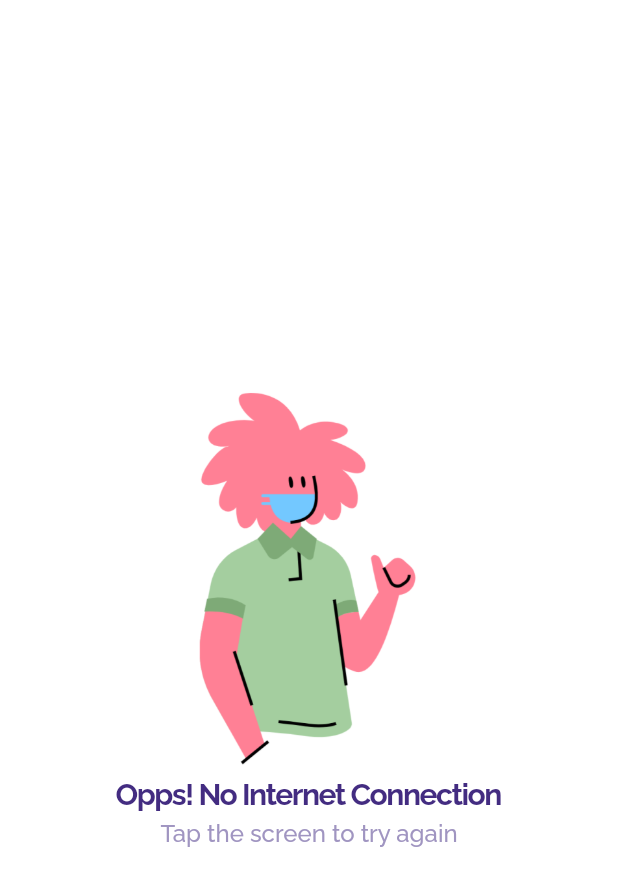
After one commit to Syahro/healthcare, a Flutter app: the NoConnectionPage screen opened directly, on a phone screen of 412 x 824 dp. The commit adds this screen. Shown: the top 886 px of the screen. Run offline on Flutter 3.47's test engine with Material 2 defaults, Android fonts, the phone set to English and light mode, and no system bars; our stand-ins replace google_fonts.

Commit message:
done modified noConnectionPage and add some assets or support

```diff
--- /dev/null
+++ b/lib/pages/no_connection_page.dart
@@ -0,0 +1,47 @@
+import 'package:flutter/material.dart';
+import 'package:healthcare/theme.dart';
+
+class NoConnectionPage extends StatelessWidget {
+  @override
+  Widget build(BuildContext context) {
+    return Scaffold(
+      backgroundColor: whiteColor,
+      body: SafeArea(
+          child: Padding(
+        padding: EdgeInsets.symmetric(
+          horizontal: defaultMargin,
+        ),
+        child: Center(
+          child: Column(
+            mainAxisAlignment: MainAxisAlignment.center,
+            children: [
+              Image.asset(
+                'assets/illustration.png',
+                width: double.infinity,
+                height: 253,
+              ),
+              SizedBox(
+                height: 6,
+              ),
+              Text(
+                'Opps! No Internet Connection',
+                style: headingFive.copyWith(
+                  color: primaryOne,
+                ),
+              ),
+              SizedBox(
+                height: 6,
+              ),
+              Text(
+                'Tap the screen to try again',
+                style: paragraphOne.copyWith(
+                  color: primaryFour,
+                ),
+              ),
+            ],
+          ),
+        ),
+      )),
+    );
+  }
+}
--- a/lib/pages/splash_page.dart
+++ b/lib/pages/splash_page.dart
@@ -1,5 +1,6 @@
 import 'package:flutter/material.dart';
 import 'package:healthcare/pages/login_page.dart';
+import 'package:healthcare/pages/no_connection_page.dart';
 import 'package:healthcare/pages/signup_page.dart';
 import 'package:healthcare/theme.dart';
 
@@ -52,6 +53,16 @@ class SplashPage extends StatelessWidget {
                         MaterialPageRoute(
                           builder: (context) {
                             return SignupPage();
+                          },
+                        ),
+                      );
+                    },
+                    onLongPress: () {
+                      Navigator.push(
+                        context,
+                        MaterialPageRoute(
+                          builder: (context) {
+                            return NoConnectionPage();
                           },
                         ),
                       );
```
